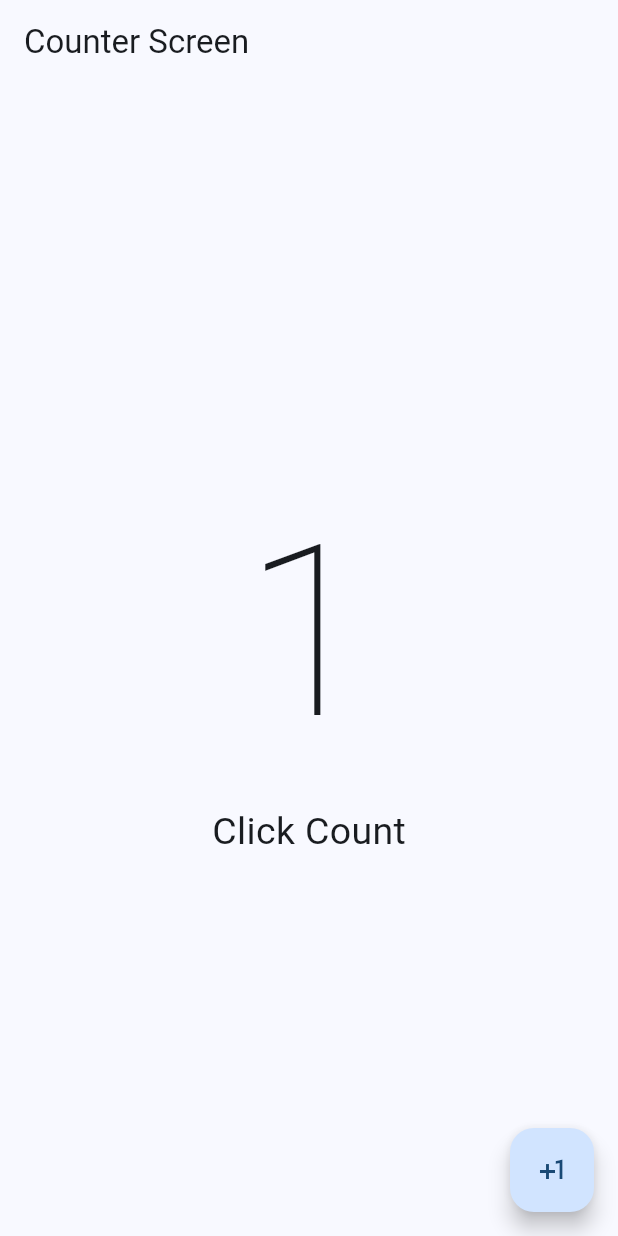
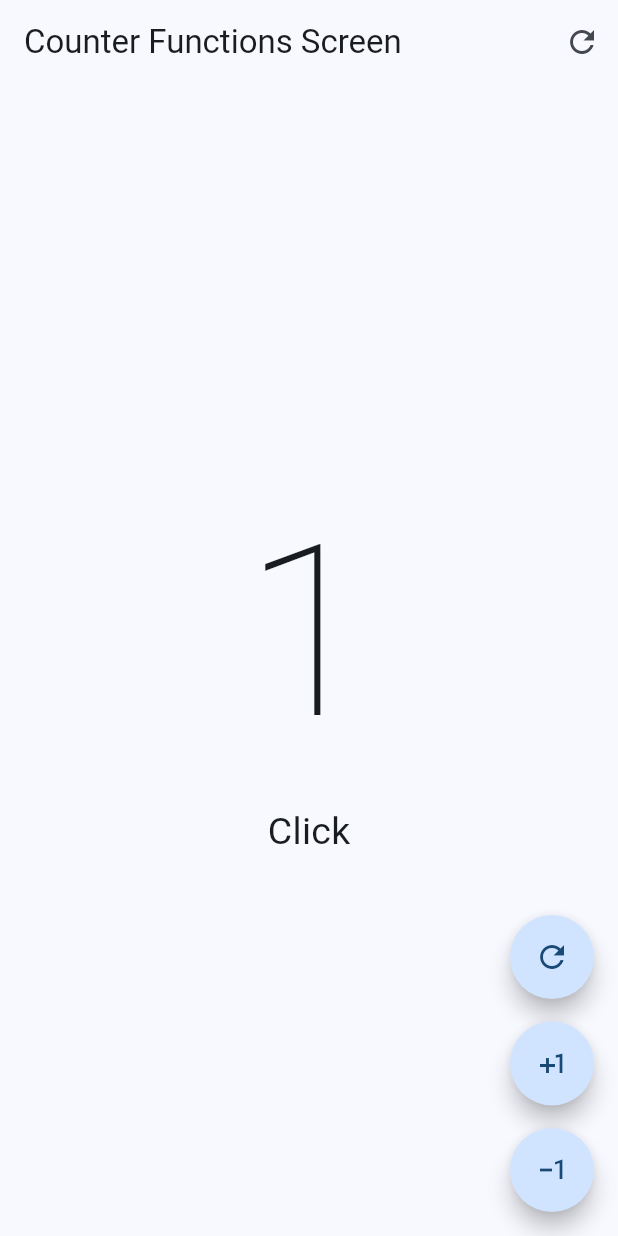
Before and after one commit to je-martinez/flutter-course-app-1, a Flutter app: the screen it shows after launch, after a tap on the "plus one" icon, on a phone screen of 412 x 824 dp. Run offline on Flutter 3.47's test engine with Material 2 defaults, Android fonts, the phone set to English and light mode, and no system bars.

Commit message:
chore: advancing into flutter course

```diff
--- a/hello_world_app/lib/main.dart
+++ b/hello_world_app/lib/main.dart
@@ -1,5 +1,6 @@
 import 'package:flutter/material.dart';
-import 'package:hello_world_app/presentation/screens/counter/counter_screen.dart';
+import 'package:hello_world_app/presentation/screens/counter/counter_functions_screen.dart';
+// import 'package:hello_world_app/presentation/screens/counter/counter_screen.dart';
 
 void main() {
   runApp(const MyApp());
@@ -15,7 +16,7 @@ class MyApp extends StatelessWidget {
       debugShowCheckedModeBanner: false,
       title: 'Flutter Demo',
       theme: ThemeData(useMaterial3: true, colorSchemeSeed: Colors.blue),
-      home: const CounterScreen(),
+      home: const CounterFunctionsScreen(),
     );
   }
 }
--- /dev/null
+++ b/hello_world_app/lib/presentation/screens/counter/counter_functions_screen.dart
@@ -0,0 +1,101 @@
+import 'package:flutter/material.dart';
+
+class CounterFunctionsScreen extends StatefulWidget {
+  const CounterFunctionsScreen({super.key});
+
+  @override
+  State<CounterFunctionsScreen> createState() => _CounterFunctionsScreenState();
+}
+
+class _CounterFunctionsScreenState extends State<CounterFunctionsScreen> {
+  int count = 0;
+
+  String get countPlaceholder {
+    return "Click${count == 1 ? '' : 's'}";
+  }
+
+  @override
+  Widget build(BuildContext context) {
+    return Scaffold(
+      appBar: AppBar(
+        title: const Text("Counter Functions Screen"),
+        actions: [
+          IconButton(
+            icon: const Icon(Icons.refresh),
+            onPressed: () {
+              count = 0;
+              setState(() {});
+            },
+          )
+        ],
+      ),
+      body: SafeArea(
+          child: Center(
+              child: Column(
+        mainAxisAlignment: MainAxisAlignment.center,
+        children: [
+          Text(
+            "$count",
+            style: const TextStyle(fontSize: 160, fontWeight: FontWeight.w100),
+          ),
+          Text(countPlaceholder,
+              style: const TextStyle(
+                fontSize: 25,
+              ))
+        ],
+      ))),
+      floatingActionButton: Column(
+        mainAxisAlignment: MainAxisAlignment.end,
+        children: [
+          CustomButtom(
+            icon: Icons.refresh,
+            onPress: () {
+              if (count == 0) return;
+              count = 0;
+              setState(() {});
+            },
+          ),
+          const SizedBox(
+            height: 15,
+          ),
+          CustomButtom(
+              icon: Icons.plus_one,
+              onPress: () {
+                count++;
+                setState(() {});
+              }),
+          const SizedBox(
+            height: 15,
+          ),
+          CustomButtom(
+            icon: Icons.exposure_minus_1,
+            onPress: () {
+              count--;
+              setState(() {});
+            },
+          ),
+        ],
+      ),
+    );
+  }
+}
+
+class CustomButtom extends StatelessWidget {
+  final IconData icon;
+  final VoidCallback? onPress;
+
+  const CustomButtom({
+    super.key,
+    required this.icon,
+    this.onPress,
+  });
+
+  @override
+  Widget build(BuildContext context) {
+    return FloatingActionButton(
+      shape: const StadiumBorder(),
+      onPressed: onPress,
+      child: Icon(icon),
+    );
+  }
+}
--- a/hello_world_app/lib/presentation/screens/counter/counter_screen.dart
+++ b/hello_world_app/lib/presentation/screens/counter/counter_screen.dart
@@ -9,6 +9,10 @@ class CounterScreen extends StatefulWidget {
 
 class _CounterScreenState extends State<CounterScreen> {
   int count = 0;
+
+  String get countPlaceholder {
+    return "Click${count == 1 ? '' : 's'}";
+  }
 
   @override
   Widget build(BuildContext context) {
@@ -25,8 +29,8 @@ class _CounterScreenState extends State<CounterScreen> {
             "$count",
             style: const TextStyle(fontSize: 160, fontWeight: FontWeight.w100),
           ),
-          const Text("Click Count",
-              style: TextStyle(
+          Text(countPlaceholder,
+              style: const TextStyle(
                 fontSize: 25,
               ))
         ],
```
